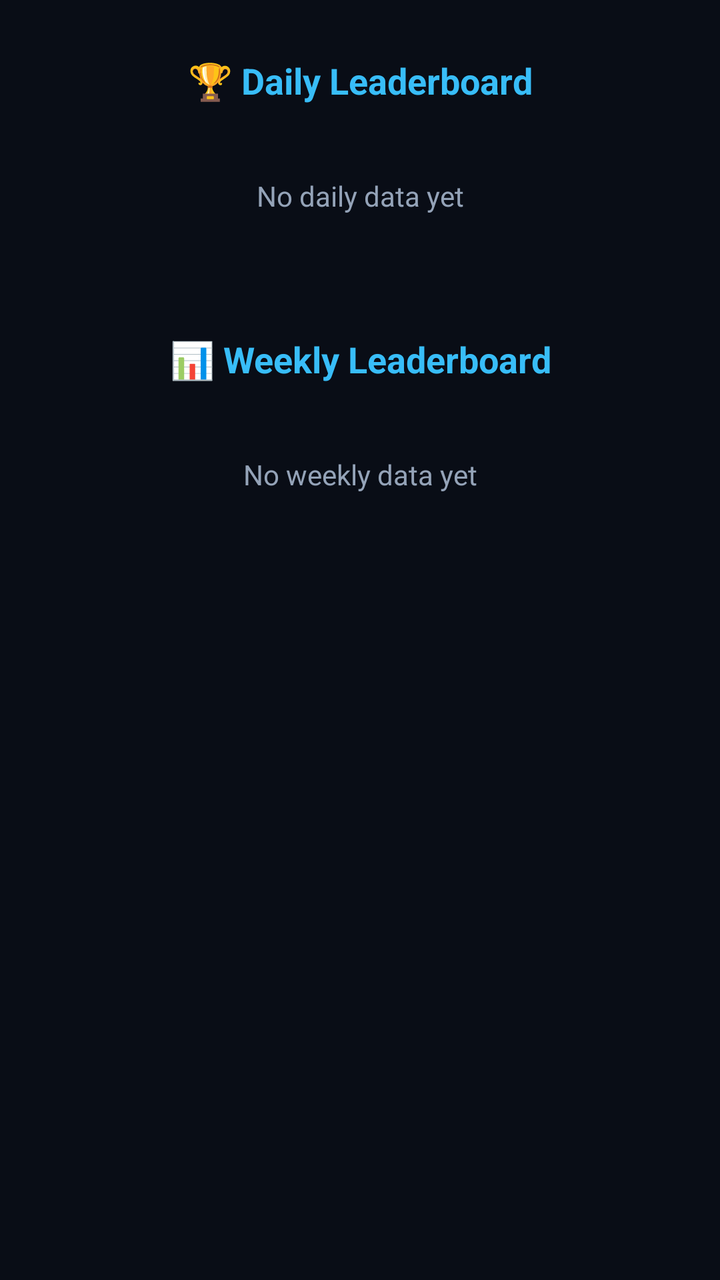
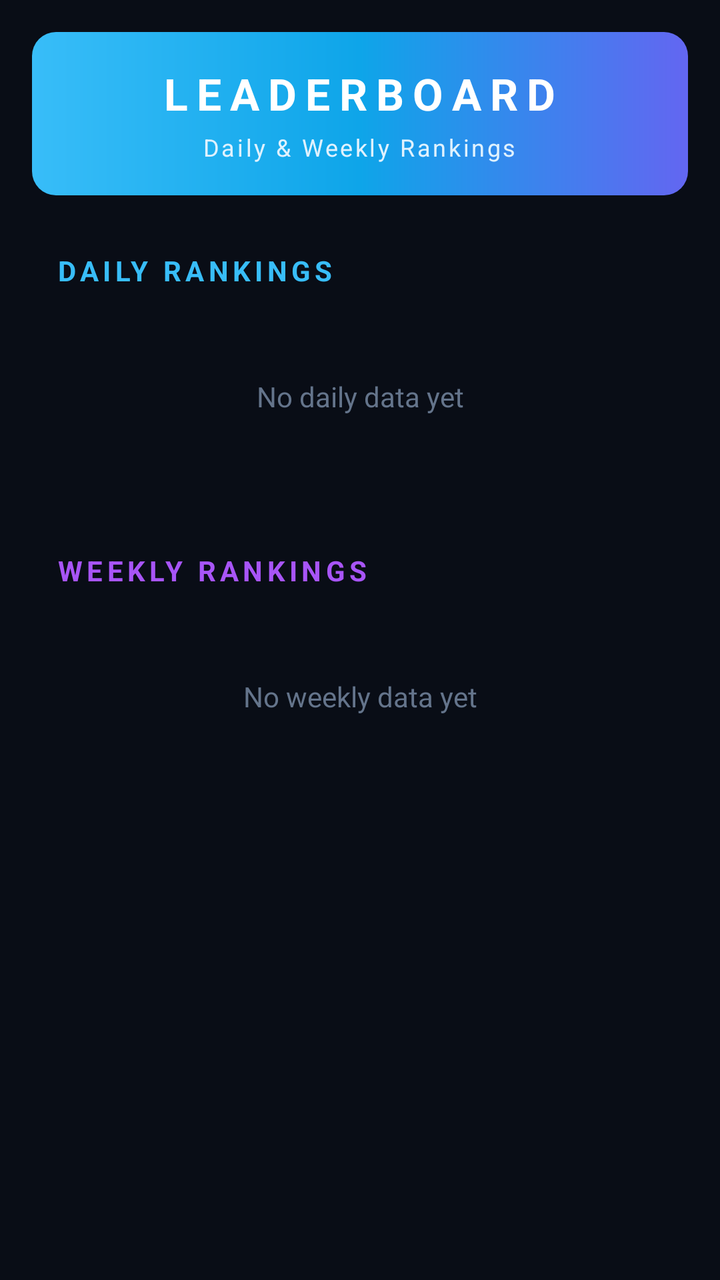

The first picture is an Android layout as it rendered before a commit; the second is the same layout after the commit. The layout source and the unified diff follow.
<!-- AndroidManifest.xml: application theme Theme.ZeroStressManager -->
<!-- res/layout/fragment_leaderboard.xml -->
<?xml version="1.0" encoding="utf-8"?>
<ScrollView xmlns:android="http://schemas.android.com/apk/res/android"
    android:layout_width="match_parent"
    android:layout_height="match_parent"
    android:background="#090d16"
    android:padding="16dp">

    <LinearLayout
        android:layout_width="match_parent"
        android:layout_height="wrap_content"
        android:orientation="vertical">

        <TextView
            android:layout_width="match_parent"
            android:layout_height="wrap_content"
            android:text="🏆 Daily Leaderboard"
            android:textColor="#38bdf8"
            android:textSize="18sp"
            android:textStyle="bold"
            android:gravity="center"
            android:padding="12dp" />

        <TextView
            android:id="@+id/daily_empty"
            android:layout_width="match_parent"
            android:layout_height="wrap_content"
            android:text="No daily data yet"
            android:textColor="#94a3b8"
            android:gravity="center"
            android:padding="24dp"
            android:visibility="visible" />

        <HorizontalScrollView
            android:layout_width="match_parent"
            android:layout_height="wrap_content"
            android:layout_marginBottom="24dp">

            <TableLayout
                android:id="@+id/daily_leaderboard_table"
                android:layout_width="wrap_content"
                android:layout_height="wrap_content"
                android:visibility="gone" />
        </HorizontalScrollView>

        <TextView
            android:layout_width="match_parent"
            android:layout_height="wrap_content"
            android:text="📊 Weekly Leaderboard"
            android:textColor="#38bdf8"
            android:textSize="18sp"
            android:textStyle="bold"
            android:gravity="center"
            android:padding="12dp" />

        <TextView
            android:id="@+id/weekly_empty"
            android:layout_width="match_parent"
            android:layout_height="wrap_content"
            android:text="No weekly data yet"
            android:textColor="#94a3b8"
            android:gravity="center"
            android:padding="24dp"
            android:visibility="visible" />

        <HorizontalScrollView
            android:layout_width="match_parent"
            android:layout_height="wrap_content">

            <TableLayout
                android:id="@+id/weekly_leaderboard_table"
                android:layout_width="wrap_content"
                android:layout_height="wrap_content"
                android:visibility="gone" />
        </HorizontalScrollView>
    </LinearLayout>
</ScrollView>
<!-- resources referenced by this layout -->
<resources>
  <style name="Theme.ZeroStressManager" parent="Theme.MaterialComponents.DayNight.NoActionBar">
          
          <item name="colorPrimary">#38bdf8</item>
          <item name="colorPrimaryVariant">#0284c7</item>
          <item name="colorOnPrimary">#ffffff</item>
          <item name="colorPrimaryDark">#0284c7</item>
  
          
          <item name="colorSecondary">#38bdf8</item>
          <item name="colorSecondaryVariant">#0284c7</item>
          <item name="colorOnSecondary">#ffffff</item>
  
          
          <item name="colorSurface">#0f1729</item>
          <item name="colorOnSurface">#f1f5f9</item>
  
          
          <item name="colorError">#ef4444</item>
          <item name="colorOnError">#ffffff</item>
  
          
          <item name="android:colorBackground">#090d16</item>
          <item name="android:windowBackground">#090d16</item>
  
          
          <item name="android:statusBarColor">#0f1729</item>
          <item name="android:navigationBarColor">#0f1729</item>
          <item name="android:windowLightStatusBar">false</item>
  
          
          <item name="android:textColorPrimary">#f1f5f9</item>
          <item name="android:textColorSecondary">#94a3b8</item>
          <item name="android:textColorHint">#64748b</item>
  
          
          <item name="colorAccent">#38bdf8</item>
      </style>
</resources>

<!-- the commit's change to res/layout/fragment_leaderboard.xml (unified diff, before → after) -->
@@ -10,14 +10,44 @@
         android:layout_height="wrap_content"
         android:orientation="vertical">
 
+        
+        <LinearLayout
+            android:layout_width="match_parent"
+            android:layout_height="wrap_content"
+            android:orientation="vertical"
+            android:gravity="center"
+            android:padding="16dp"
+            android:layout_marginBottom="16dp"
+            android:background="@drawable/bg_gaming_gradient">
+
+            <TextView
+                android:layout_width="wrap_content"
+                android:layout_height="wrap_content"
+                android:text="LEADERBOARD"
+                android:textColor="#ffffff"
+                android:textSize="22sp"
+                android:textStyle="bold"
+                android:letterSpacing="0.2" />
+
+            <TextView
+                android:layout_width="wrap_content"
+                android:layout_height="wrap_content"
+                android:text="Daily &amp; Weekly Rankings"
+                android:textColor="#e0f2fe"
+                android:textSize="12sp"
+                android:letterSpacing="0.1"
+                android:paddingTop="4dp" />
+        </LinearLayout>
+
+        
         <TextView
             android:layout_width="match_parent"
             android:layout_height="wrap_content"
-            android:text="🏆 Daily Leaderboard"
+            android:text="DAILY RANKINGS"
             android:textColor="#38bdf8"
-            android:textSize="18sp"
+            android:textSize="14sp"
             android:textStyle="bold"
-            android:gravity="center"
+            android:letterSpacing="0.15"
             android:padding="12dp" />
 
         <TextView
@@ -25,15 +55,16 @@
             android:layout_width="match_parent"
             android:layout_height="wrap_content"
             android:text="No daily data yet"
-            android:textColor="#94a3b8"
+            android:textColor="#64748b"
             android:gravity="center"
-            android:padding="24dp"
+            android:padding="32dp"
             android:visibility="visible" />
 
         <HorizontalScrollView
             android:layout_width="match_parent"
             android:layout_height="wrap_content"
-            android:layout_marginBottom="24dp">
+            android:layout_marginBottom="24dp"
+            android:scrollbars="none">
 
             <TableLayout
                 android:id="@+id/daily_leaderboard_table"
@@ -42,14 +73,15 @@
                 android:visibility="gone" />
         </HorizontalScrollView>
 
+        
         <TextView
             android:layout_width="match_parent"
             android:layout_height="wrap_content"
-            android:text="📊 Weekly Leaderboard"
-            android:textColor="#38bdf8"
-            android:textSize="18sp"
+            android:text="WEEKLY RANKINGS"
+            android:textColor="#a855f7"
+            android:textSize="14sp"
             android:textStyle="bold"
-            android:gravity="center"
+            android:letterSpacing="0.15"
             android:padding="12dp" />
 
         <TextView
@@ -57,14 +89,15 @@
             android:layout_width="match_parent"
             android:layout_height="wrap_content"
             android:text="No weekly data yet"
-            android:textColor="#94a3b8"
+            android:textColor="#64748b"
             android:gravity="center"
-            android:padding="24dp"
+            android:padding="32dp"
             android:visibility="visible" />
 
         <HorizontalScrollView
             android:layout_width="match_parent"
-            android:layout_height="wrap_content">
+            android:layout_height="wrap_content"
+            android:scrollbars="none">
 
             <TableLayout
                 android:id="@+id/weekly_leaderboard_table"
<!-- resource entries referenced after the edit -->
@@ -1,15 +1,26 @@
 <!-- resources referenced by this layout -->
 <resources>
+  <!-- drawable bg_gaming_gradient (drawable) -->
+  <?xml version="1.0" encoding="utf-8"?>
+  <shape xmlns:android="http://schemas.android.com/apk/res/android"
+      android:shape="rectangle">
+      <gradient
+          android:startColor="#38bdf8"
+          android:centerColor="#0ea5e9"
+          android:endColor="#6366f1"
+          android:angle="0" />
+      <corners android:radius="12dp" />
+  </shape>
   <style name="Theme.ZeroStressManager" parent="Theme.MaterialComponents.DayNight.NoActionBar">
           
           <item name="colorPrimary">#38bdf8</item>
-          <item name="colorPrimaryVariant">#0284c7</item>
-          <item name="colorOnPrimary">#ffffff</item>
+          <item name="colorPrimaryVariant">#0ea5e9</item>
+          <item name="colorOnPrimary">#090d16</item>
           <item name="colorPrimaryDark">#0284c7</item>
   
           
-          <item name="colorSecondary">#38bdf8</item>
-          <item name="colorSecondaryVariant">#0284c7</item>
+          <item name="colorSecondary">#a855f7</item>
+          <item name="colorSecondaryVariant">#7c3aed</item>
           <item name="colorOnSecondary">#ffffff</item>
   
           
@@ -25,14 +36,14 @@
           <item name="android:windowBackground">#090d16</item>
   
           
-          <item name="android:statusBarColor">#0f1729</item>
-          <item name="android:navigationBarColor">#0f1729</item>
+          <item name="android:statusBarColor">#090d16</item>
+          <item name="android:navigationBarColor">#090d16</item>
           <item name="android:windowLightStatusBar">false</item>
   
           
           <item name="android:textColorPrimary">#f1f5f9</item>
           <item name="android:textColorSecondary">#94a3b8</item>
-          <item name="android:textColorHint">#64748b</item>
+          <item name="android:textColorHint">#475569</item>
   
           
           <item name="colorAccent">#38bdf8</item>
